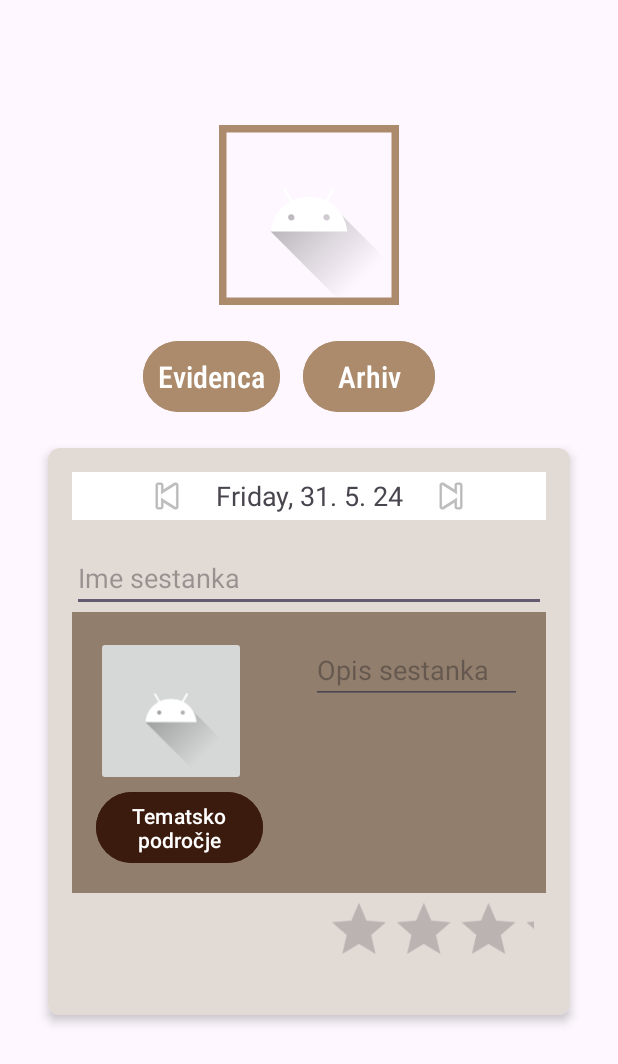
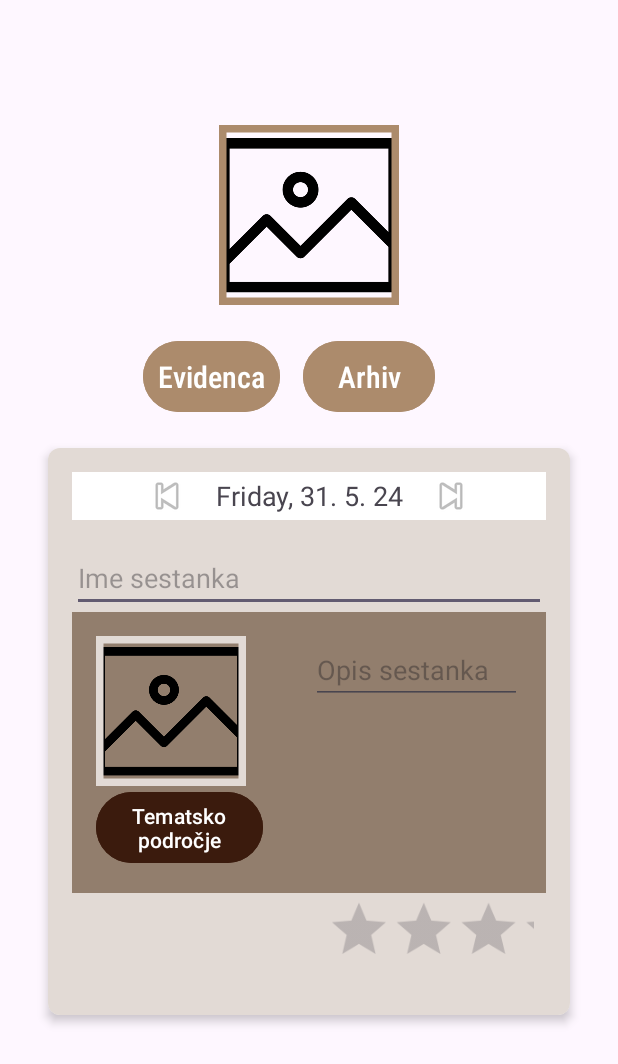
Before and after one commit to SecondV3rsion/Scout_diary, an Android app: the GroupOverviewActivity screen opened directly, with no data from a screen before it, on a phone screen of 412 x 824 dp. Shown: the top 1064 px of the screen. Run offline under Robolectric (Android 15) with nearby library versions, the phone set to English and light mode, and no system bars.

Commit message:
Changed the color of border

```diff
--- a/ScoutDiary/app/src/main/java/si/uni_lj/fe/tnuv/scoutdiary/GroupOverviewActivity.java
+++ b/ScoutDiary/app/src/main/java/si/uni_lj/fe/tnuv/scoutdiary/GroupOverviewActivity.java
@@ -18,6 +18,8 @@ import androidx.appcompat.app.AppCompatActivity;
 import androidx.recyclerview.widget.LinearLayoutManager;
 import androidx.recyclerview.widget.RecyclerView;
 
+import com.google.android.material.imageview.ShapeableImageView;
+
 import java.text.SimpleDateFormat;
 import java.util.ArrayList;
 import java.util.Calendar;
@@ -29,7 +31,7 @@ public class GroupOverviewActivity extends AppCompatActivity {
 
     private ImageView groupImg;
     private TextView groupName;
-    private ImageButton btnMeetingImg;
+    private ShapeableImageView btnMeetingImg;
     private TextView dateView;
     private ImageButton btnPreviousDay, btnNextDay;
     private EditText etMeetingName, etMeetingDescription;
@@ -178,8 +180,9 @@ public class GroupOverviewActivity extends AppCompatActivity {
         Uri groupImageUri = preferencesUtil.loadImageUri("group_img");
         if (groupImageUri != null) {
             groupImg.setImageURI(groupImageUri);
+            groupImg.setBackground(null);
         } else {
-            groupImg.setImageResource(R.drawable.ic_launcher_foreground);
+            groupImg.setImageResource(R.drawable.ic_photo);
         }
 
         loadDetailsForCurrentDate();
@@ -218,9 +221,10 @@ public class GroupOverviewActivity extends AppCompatActivity {
         if (meetingImageUri != null) {
             btnMeetingImg.setTag(meetingImageUri.toString());
             btnMeetingImg.setImageURI(meetingImageUri);
+            btnMeetingImg.setBackground(null);
         } else {
             btnMeetingImg.setTag(null);
-            btnMeetingImg.setImageResource(R.drawable.ic_launcher_foreground);
+            btnMeetingImg.setImageResource(R.drawable.ic_photo);
         }
         ratingBar.setRating(preferencesUtil.loadMeetingRating(dateKey));
         loadFlags(dateKey);
--- a/ScoutDiary/app/src/main/res/layout/activity_group_overview.xml
+++ b/ScoutDiary/app/src/main/res/layout/activity_group_overview.xml
@@ -149,15 +149,16 @@
                     android:layout_marginEnd="16dp">
 
                     <!-- Meeting Image -->
-                    <ImageButton
+                    <com.google.android.material.imageview.ShapeableImageView
                         android:id="@+id/btn_izberi_sliko_sestanka"
                         android:layout_width="100dp"
                         android:layout_height="100dp"
                         android:contentDescription="@string/slika_sestanka"
+                        android:scaleType="centerCrop"
                         android:src="@drawable/ic_photo"
-                        android:scaleType="centerCrop" />
+                        app:strokeWidth="10dp"
+                        app:strokeColor="@color/default_background"/>
 
-                    <!-- Button under the Image -->
                     <Button
                         android:id="@+id/btn_select_flags"
                         android:layout_width="wrap_content"
--- a/ScoutDiary/app/src/main/res/values/colors.xml
+++ b/ScoutDiary/app/src/main/res/values/colors.xml
@@ -6,7 +6,7 @@
     <color name="background_gradient_end">#DDDDDD</color>
     <color name="fastlane_background">#0096a6</color>
     <color name="search_opaque">#ffaa3f</color>
-    <color name="selected_background">#ffaa3f</color>
+    <color name="selected_background">#FF0372</color>
     <color name="default_background">#E2DAD5</color>
     <color name="default_background2">#B5735A43</color>
     <color name="default_button">#AC8B6C</color>
```
